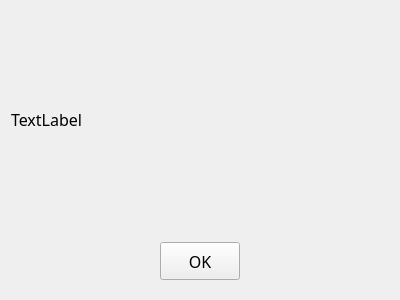
Old version of the form form/easteregg.ui in the repository soda92/beijing_fushengji_rewrite.
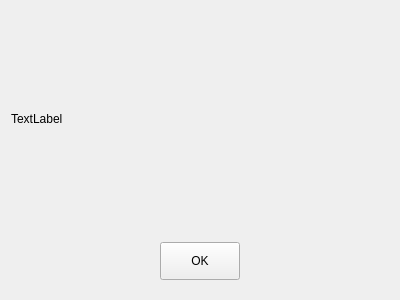
New version of the form.

Diff of the .ui file:
```diff
--- a/form/easteregg.ui
+++ b/form/easteregg.ui
@@ -14,9 +14,6 @@
    <string>--</string>
   </property>
   <property name="styleSheet">
-   <string notr="true">QLabel, QPushButton{
-                font: 12pt MiSans;
-}</string>
   </property>
   <layout class="QVBoxLayout" name="verticalLayout">
    <item>
```
